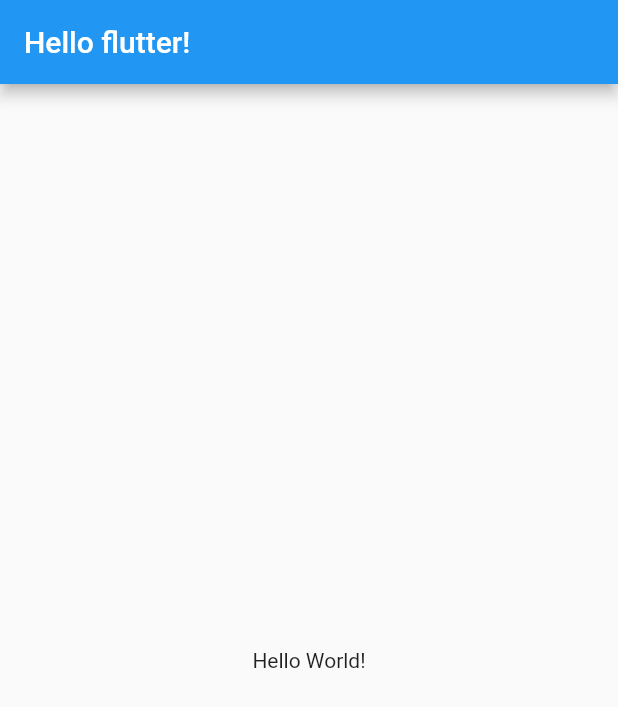
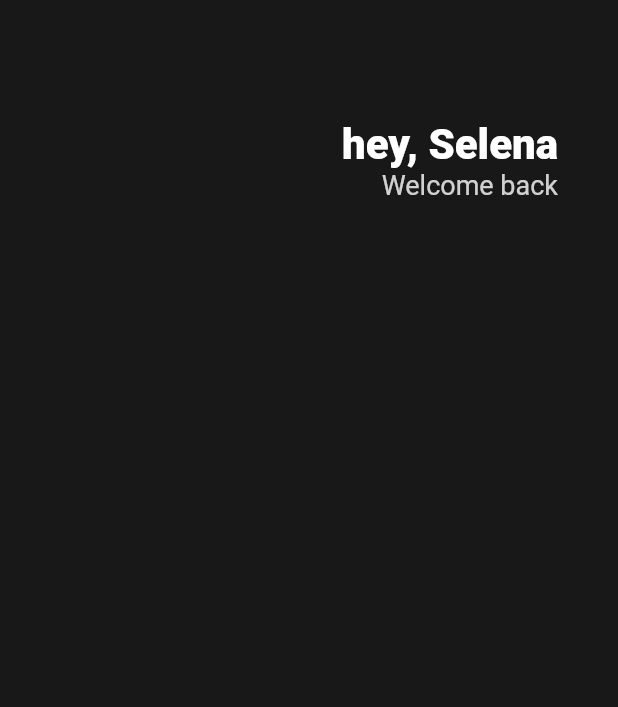
Before and after one commit to hwan20c/testflutter, a Flutter app: the screen it shows after launch, on a phone screen of 412 x 824 dp. Shown: the top 707 px of the screen. Run offline on Flutter 3.47's test engine with Material 2 defaults, Android fonts, the phone set to English and light mode, and no system bars.

Commit message:
test app start

```diff
--- a/lib/main.dart
+++ b/lib/main.dart
@@ -9,10 +9,44 @@ class App extends StatelessWidget {
   Widget build(BuildContext context) {
     return MaterialApp(
       home: Scaffold(
-        appBar: AppBar(
-          title: Text('Hello flutter!'),
+        backgroundColor: Color(0xFF181818),
+        body: Padding(
+          padding: EdgeInsets.symmetric(
+            horizontal: 40,
+          ),
+          child: Column(
+            children: [
+              SizedBox(
+                height: 80,
+              ),
+              Row(
+                mainAxisAlignment: MainAxisAlignment.end,
+                children: [
+                  Column(
+                    crossAxisAlignment: CrossAxisAlignment.end,
+                    children: [
+                      Text(
+                        'hey, Selena',
+                        style: TextStyle(
+                          color: Colors.white,
+                          fontSize: 28,
+                          fontWeight: FontWeight.w800,
+                        ),
+                      ),
+                      Text(
+                        'Welcome back',
+                        style: TextStyle(
+                          color: Colors.white.withOpacity(0.8),
+                          fontSize: 18,
+                        ),
+                      ),
+                    ],
+                  )
+                ],
+              )
+            ],
+          ),
         ),
-        body: Center(child: Text('Hello World!')),
       ),
     );
   }
```
